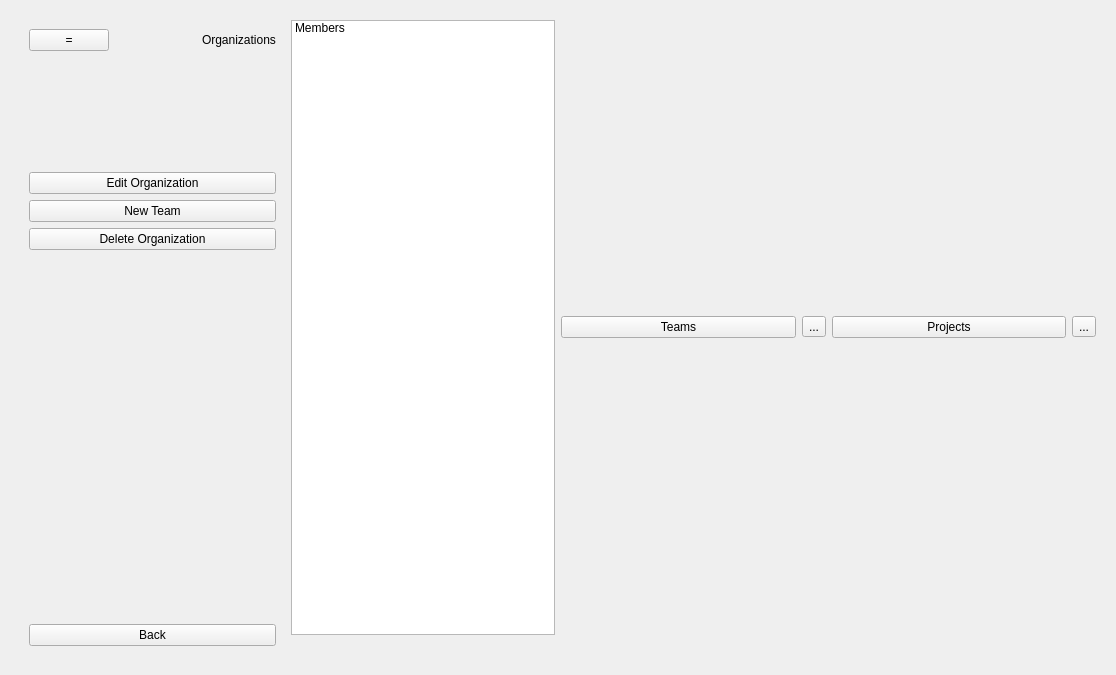
Before: the Qt Designer form Client/dashboard.ui in amirsoleimani7/AP_Project, drawn with Qt 5.
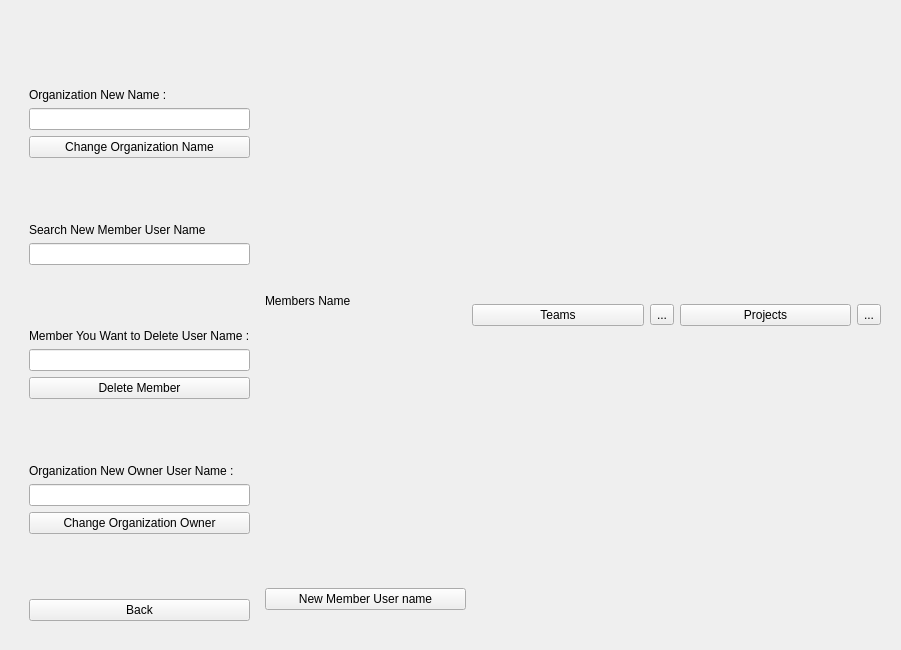
After: the same form once the commit is applied. The open tabs and pages were chosen to show the change.

Commit message: Home Side Stack added

Diff of the .ui file:
```diff
--- a/Client/dashboard.ui
+++ b/Client/dashboard.ui
@@ -6,8 +6,8 @@
    <rect>
     <x>0</x>
     <y>0</y>
-    <width>1116</width>
-    <height>675</height>
+    <width>901</width>
+    <height>650</height>
    </rect>
   </property>
   <property name="windowTitle">
@@ -965,7 +965,7 @@
        <item>
         <widget class="QStackedWidget" name="stackedWidget_5">
          <property name="currentIndex">
-          <number>1</number>
+          <number>2</number>
          </property>
          <widget class="QWidget" name="page_11">
           <layout class="QVBoxLayout" name="verticalLayout">
@@ -1090,7 +1090,7 @@
              <item row="1" column="2">
               <widget class="QLabel" name="label_5">
                <property name="text">
-                <string>Organizations</string>
+                <string>One Organization</string>
                </property>
               </widget>
              </item>
@@ -1110,21 +1110,21 @@
             </layout>
            </item>
            <item>
-            <widget class="QPushButton" name="pushButton_28">
+            <widget class="QPushButton" name="OneOrgEditOrgBotton">
              <property name="text">
               <string>Edit Organization</string>
              </property>
             </widget>
            </item>
            <item>
-            <widget class="QPushButton" name="pushButton_32">
+            <widget class="QPushButton" name="OneOrgAddNewTeamBotton">
              <property name="text">
               <string>New Team</string>
              </property>
             </widget>
            </item>
            <item>
-            <widget class="QPushButton" name="pushButton_43">
+            <widget class="QPushButton" name="OneOrgDeleteOrgBotton">
              <property name="text">
               <string>Delete Organization</string>
              </property>
@@ -1144,8 +1144,145 @@
             </spacer>
            </item>
            <item>
+            <widget class="QPushButton" name="OneOrgBackBotton">
+             <property name="text">
+              <string>Back</string>
+             </property>
+            </widget>
+           </item>
+          </layout>
+         </widget>
+         <widget class="QWidget" name="OneOrgEditOrgPage">
+          <layout class="QVBoxLayout" name="verticalLayout_10">
+           <item>
+            <spacer name="verticalSpacer_28">
+             <property name="orientation">
+              <enum>Qt::Vertical</enum>
+             </property>
+             <property name="sizeHint" stdset="0">
+              <size>
+               <width>20</width>
+               <height>40</height>
+              </size>
+             </property>
+            </spacer>
+           </item>
+           <item>
+            <widget class="QLabel" name="OrgNewNameLabel">
+             <property name="text">
+              <string>Organization New Name :</string>
+             </property>
+            </widget>
+           </item>
+           <item>
+            <widget class="QLineEdit" name="OrgNewNameLineEdit"/>
+           </item>
+           <item>
             <widget class="QPushButton" name="pushButton_15">
              <property name="text">
+              <string>Change Organization Name</string>
+             </property>
+            </widget>
+           </item>
+           <item>
+            <spacer name="verticalSpacer_27">
+             <property name="orientation">
+              <enum>Qt::Vertical</enum>
+             </property>
+             <property name="sizeHint" stdset="0">
+              <size>
+               <width>20</width>
+               <height>40</height>
+              </size>
+             </property>
+            </spacer>
+           </item>
+           <item>
+            <widget class="QLabel" name="SearchNewMemberUNLabel">
+             <property name="text">
+              <string>Search New Member User Name</string>
+             </property>
+            </widget>
+           </item>
+           <item>
+            <widget class="QLineEdit" name="lineEdit_4"/>
+           </item>
+           <item>
+            <spacer name="verticalSpacer_30">
+             <property name="orientation">
+              <enum>Qt::Vertical</enum>
+             </property>
+             <property name="sizeHint" stdset="0">
+              <size>
+               <width>20</width>
+               <height>40</height>
+              </size>
+             </property>
+            </spacer>
+           </item>
+           <item>
+            <widget class="QLabel" name="DeletingMemberlabel">
+             <property name="text">
+              <string>Member You Want to Delete User Name :</string>
+             </property>
+            </widget>
+           </item>
+           <item>
+            <widget class="QLineEdit" name="lineEdit_5"/>
+           </item>
+           <item>
+            <widget class="QPushButton" name="pushButton_43">
+             <property name="text">
+              <string>Delete Member</string>
+             </property>
+            </widget>
+           </item>
+           <item>
+            <spacer name="verticalSpacer_31">
+             <property name="orientation">
+              <enum>Qt::Vertical</enum>
+             </property>
+             <property name="sizeHint" stdset="0">
+              <size>
+               <width>20</width>
+               <height>40</height>
+              </size>
+             </property>
+            </spacer>
+           </item>
+           <item>
+            <widget class="QLabel" name="OrgNewOwnerLabel">
+             <property name="text">
+              <string>Organization New Owner User Name :</string>
+             </property>
+            </widget>
+           </item>
+           <item>
+            <widget class="QLineEdit" name="lineEdit_3"/>
+           </item>
+           <item>
+            <widget class="QPushButton" name="pushButton_28">
+             <property name="text">
+              <string>Change Organization Owner</string>
+             </property>
+            </widget>
+           </item>
+           <item>
+            <spacer name="verticalSpacer_29">
+             <property name="orientation">
+              <enum>Qt::Vertical</enum>
+             </property>
+             <property name="sizeHint" stdset="0">
+              <size>
+               <width>20</width>
+               <height>40</height>
+              </size>
+             </property>
+            </spacer>
+           </item>
+           <item>
+            <widget class="QPushButton" name="pushButton_31">
+             <property name="text">
               <string>Back</string>
              </property>
             </widget>
@@ -1158,12 +1295,17 @@
        <item>
         <layout class="QVBoxLayout" name="verticalLayout_11">
          <item>
-          <widget class="QListWidget" name="listWidget_2">
-           <item>
-            <property name="text">
-             <string>Members</string>
-            </property>
-           </item>
+          <widget class="QLabel" name="label_7">
+           <property name="text">
+            <string>Members Name</string>
+           </property>
+          </widget>
+         </item>
+         <item>
+          <widget class="QPushButton" name="pushButton_32">
+           <property name="text">
+            <string>New Member User name</string>
+           </property>
           </widget>
          </item>
          <item>
```
Left out of the diff: 115 changed lines with no effect on the pictures. The commit also changes 2 other files.
